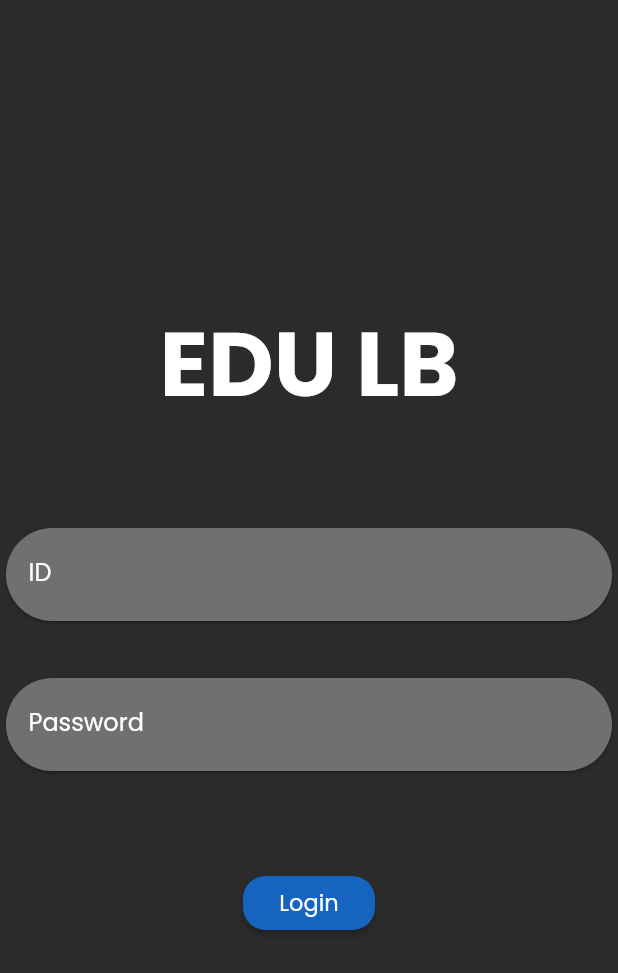
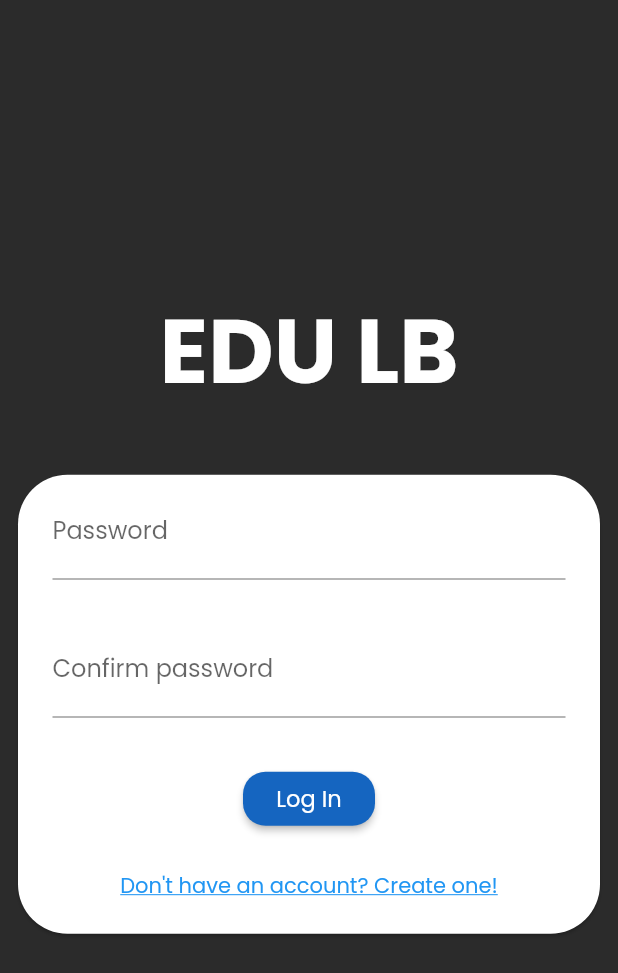
Before and after one commit to selimellieh72/DistanciaMobile, a Flutter app: the screen it shows after launch, on a phone screen of 412 x 824 dp. Shown: the top 973 px of the screen. Run offline on Flutter 3.47's test engine with Material 2 defaults, Android fonts, the phone set to English and light mode, and no system bars.

Commit message:
Added signup mode in login screen

```diff
--- a/lib/screens/auth_screen.dart
+++ b/lib/screens/auth_screen.dart
@@ -9,8 +9,7 @@ class AuthScreen extends StatefulWidget {
 class _AuthScreenState extends State<AuthScreen> {
   @override
   Widget build(BuildContext context) {
-    return SafeArea(
-      child: Scaffold(
+    return Scaffold(
       backgroundColor: Theme.of(context).primaryColor,
       body: Center(
         child: SingleChildScrollView(
@@ -29,11 +28,20 @@ class _AuthScreenState extends State<AuthScreen> {
                 ),
               ),
               SizedBox(
-                  height: 60,
+                height: 25,
               ),
-                AuthForm(),
+              Container(
+                padding: const EdgeInsets.all(8.0),
+                child: Card(
+                  child: AuthForm(),
+                  shape: RoundedRectangleBorder(
+                    borderRadius: BorderRadius.circular(
+                      33,
+                    ),
+                  ),
+                ),
+              )
             ],
-            ),
           ),
         ),
       ),
--- a/lib/widgets/auth_form.dart
+++ b/lib/widgets/auth_form.dart
@@ -1,4 +1,6 @@
 import 'package:flutter/material.dart';
+
+import 'package:edulb/helpers/word_filtering_helper.dart';
 
 class AuthForm extends StatefulWidget {
   @override
@@ -6,14 +8,12 @@ class AuthForm extends StatefulWidget {
 }
 
 class _AuthFormState extends State<AuthForm> {
-  Widget _buildCustomTextField(String text) {
+  var _isLogin = true;
+  final _formKey = GlobalKey<FormState>();
+
+  Widget _buildCustomTextField(String text, Function validation) {
     return Padding(
       padding: EdgeInsets.only(bottom: 30),
-      child: Card(
-        color: Color.fromRGBO(112, 112, 112, 1),
-        shape: RoundedRectangleBorder(
-          borderRadius: BorderRadius.circular(33),
-        ),
       child: Padding(
         padding: EdgeInsets.only(right: 15, left: 15),
         child: TextFormField(
@@ -21,37 +21,118 @@ class _AuthFormState extends State<AuthForm> {
           enableSuggestions: false,
           keyboardType: TextInputType.emailAddress,
           textCapitalization: TextCapitalization.none,
-            style: TextStyle(color: Colors.white),
           decoration: InputDecoration(
+            // // contentPadding: EdgeInsets.only(bottom: -1, top: 2),
+            errorStyle: TextStyle(
+              fontSize: 12,
+              color: Colors.red[900],
+            ),
             labelText: text,
-              labelStyle: TextStyle(color: Colors.white),
-              border: InputBorder.none,
           ),
-          ),
+          validator: validation,
         ),
       ),
     );
   }
 
+  void _saveForm() {
+    if (!_formKey.currentState.validate()) {
+      return;
+    }
+  }
+
   @override
   Widget build(BuildContext context) {
     return Form(
+      key: _formKey,
+      child: Padding(
+        padding: const EdgeInsets.all(8.0),
         child: Column(
           children: [
-          _buildCustomTextField('ID'),
-          _buildCustomTextField('Password'),
-          SizedBox(
-            height: 30,
+            if (!_isLogin)
+              _buildCustomTextField('Email address', (String value) {
+                if (value.isEmpty) {
+                  return 'Please enter an email address.';
+                }
+                if (!value.contains('@')) {
+                  return 'Please enter a valid email address.';
+                }
+                return null;
+              }),
+            if (!_isLogin)
+              Row(
+                children: [
+                  Expanded(
+                    child: _buildCustomTextField(
+                      'First name',
+                      (String value) {
+                        if (value.isEmpty) {
+                          return 'Please enter a First name.';
+                        }
+                        if (WordHelper.wordContainsSymbols(value)) {
+                          return 'Please enter a valid first name (Symbols are not allowed).';
+                        }
+                        return null;
+                      },
                     ),
-          RaisedButton(
-            onPressed: () {},
-            child: Text(
-              'Login',
-              style: TextStyle(fontSize: 15),
+                  ),
+                  Expanded(
+                    child: _buildCustomTextField(
+                      'Last name',
+                      (String value) {
+                        if (value.isEmpty) {
+                          return 'Please enter a Last name.';
+                        }
+                        if (WordHelper.wordContainsSymbols(value)) {
+                          return 'Please enter a valid last name (Symbols are not allowed).';
+                        }
+                        return null;
+                      },
                     ),
                   ),
                 ],
               ),
+            _buildCustomTextField('Password', (String value) {
+              if (value.isEmpty) {
+                return 'Please enter a password.';
+              }
+              if (!WordHelper.hasUppercase(value)) {
+                return 'Your password must atleast have one uppercase.';
+              }
+              if (!WordHelper.wordContainsSymbols(value)) {
+                return 'Your password must have at least one symbol.';
+              }
+              if (value.length <= 6) {
+                return 'Your password must be atleast 7 characters long.';
+              }
+              return null;
+            }),
+            _buildCustomTextField('Confirm password', null),
+            RaisedButton(
+              onPressed: _saveForm,
+              child: Text(
+                _isLogin ? 'Log In' : 'Sign Up',
+                style: TextStyle(fontSize: 15),
+              ),
+            ),
+            SizedBox(
+              height: 10,
+            ),
+            FlatButton(
+              onPressed: () => setState(() => _isLogin = !_isLogin),
+              child: Text(
+                _isLogin
+                    ? 'Don\'t have an account? Create one!'
+                    : 'Already have an account? Log in!',
+                style: TextStyle(
+                  decoration: TextDecoration.underline,
+                  color: Theme.of(context).accentColor,
+                ),
+              ),
+            ),
+          ],
+        ),
+      ),
     );
   }
 }
```
Also changed, not shown: lib/helpers/word_filtering_helper.dart (added, +59 -0 lines). Lines whose indentation alone changed are shown as unchanged.
